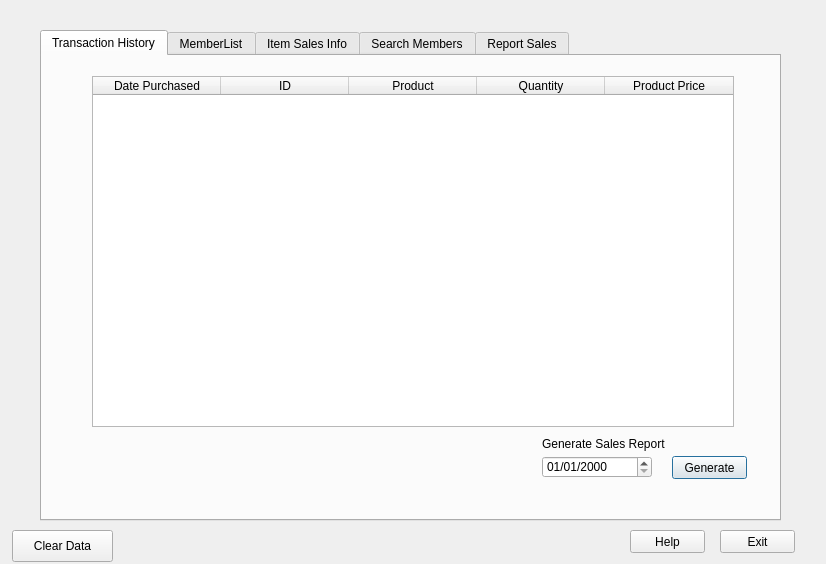
Old version of the form WarehouseIO/mainprogram.ui in the repository mulvaneya7/Bad-Badgers.
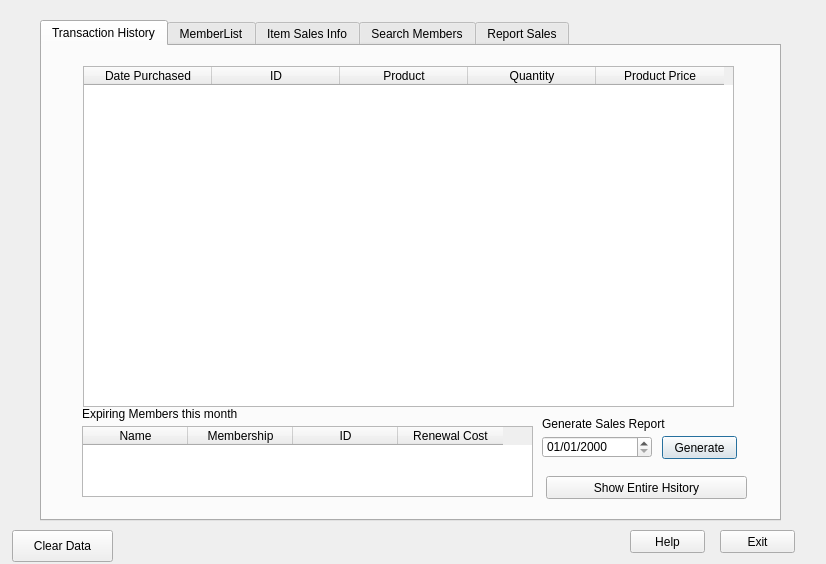
New version of the form. The open tabs and pages were chosen to show the change.

Patch:
```diff
--- a/WarehouseIO/mainprogram.ui
+++ b/WarehouseIO/mainprogram.ui
@@ -17,9 +17,9 @@
    <property name="geometry">
     <rect>
      <x>40</x>
-     <y>30</y>
+     <y>20</y>
      <width>741</width>
-     <height>491</height>
+     <height>501</height>
     </rect>
    </property>
    <property name="contextMenuPolicy">
@@ -35,10 +35,10 @@
     <widget class="QTableWidget" name="TransactionTable">
      <property name="geometry">
       <rect>
-       <x>50</x>
+       <x>41</x>
        <y>20</y>
-       <width>642</width>
-       <height>351</height>
+       <width>651</width>
+       <height>341</height>
       </rect>
      </property>
      <attribute name="horizontalHeaderDefaultSectionSize">
@@ -74,7 +74,7 @@
      <property name="geometry">
       <rect>
        <x>500</x>
-       <y>400</y>
+       <y>390</y>
        <width>110</width>
        <height>22</height>
       </rect>
@@ -86,8 +86,8 @@
     <widget class="QPushButton" name="GenerateReport">
      <property name="geometry">
       <rect>
-       <x>630</x>
-       <y>400</y>
+       <x>620</x>
+       <y>390</y>
        <width>75</width>
        <height>23</height>
       </rect>
@@ -100,7 +100,7 @@
      <property name="geometry">
       <rect>
        <x>500</x>
-       <y>380</y>
+       <y>370</y>
        <width>141</width>
        <height>16</height>
       </rect>
@@ -109,6 +109,68 @@
       <string>Generate Sales Report</string>
      </property>
     </widget>
+    <widget class="QPushButton" name="RefreshTransTable">
+     <property name="geometry">
+      <rect>
+       <x>504</x>
+       <y>430</y>
+       <width>201</width>
+       <height>23</height>
+      </rect>
+     </property>
+     <property name="text">
+      <string>Show Entire Hsitory</string>
+     </property>
+    </widget>
+    <widget class="QTableWidget" name="Expirationoutput">
+     <property name="geometry">
+      <rect>
+       <x>40</x>
+       <y>380</y>
+       <width>451</width>
+       <height>71</height>
+      </rect>
+     </property>
+     <attribute name="horizontalHeaderDefaultSectionSize">
+      <number>105</number>
+     </attribute>
+     <attribute name="verticalHeaderDefaultSectionSize">
+      <number>30</number>
+     </attribute>
+     <column>
+      <property name="text">
+       <string>Name</string>
+      </property>
+     </column>
+     <column>
+      <property name="text">
+       <string>Membership</string>
+      </property>
+     </column>
+     <column>
+      <property name="text">
+       <string>ID</string>
+      </property>
+     </column>
+     <column>
+      <property name="text">
+       <string>Renewal Cost</string>
+      </property>
+     </column>
+    </widget>
+    <widget class="QLabel" name="label">
+     <property name="geometry">
+      <rect>
+       <x>40</x>
+       <y>360</y>
+       <width>211</width>
+       <height>16</height>
+      </rect>
+     </property>
+     <property name="text">
+      <string>Expiring Members this month</string>
+     </property>
+    </widget>
    </widget>
    <widget class="QWidget" name="MemberList">
     <attribute name="title">
```
Left out of the diff: 2 changed lines with no effect on the pictures.
